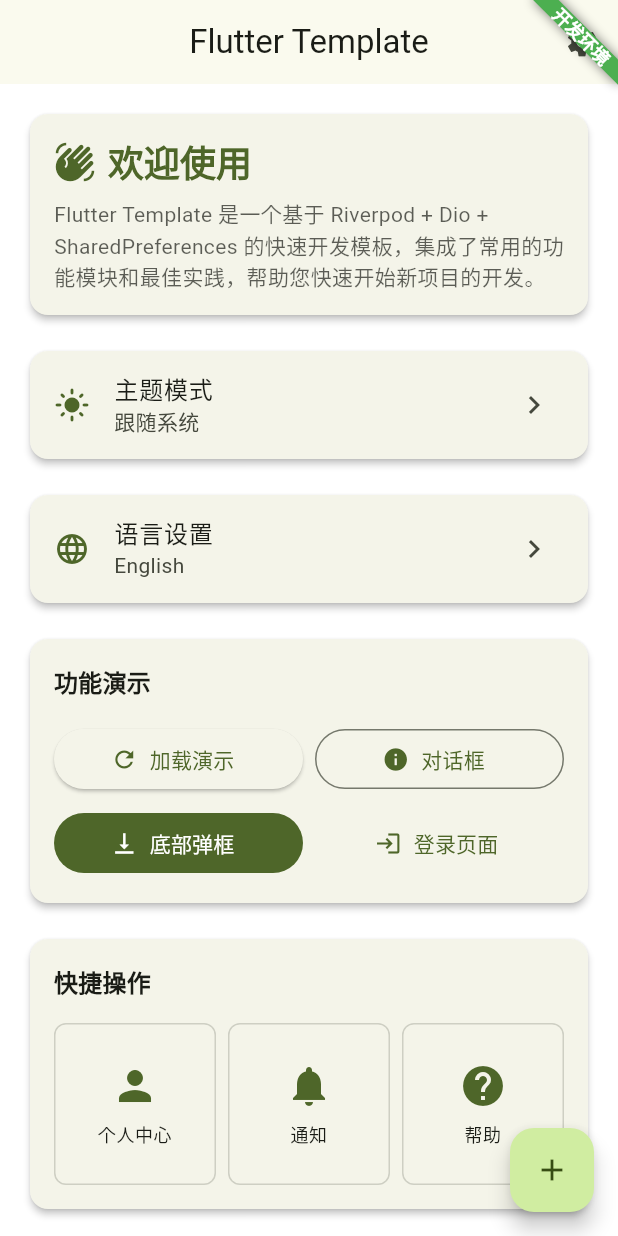
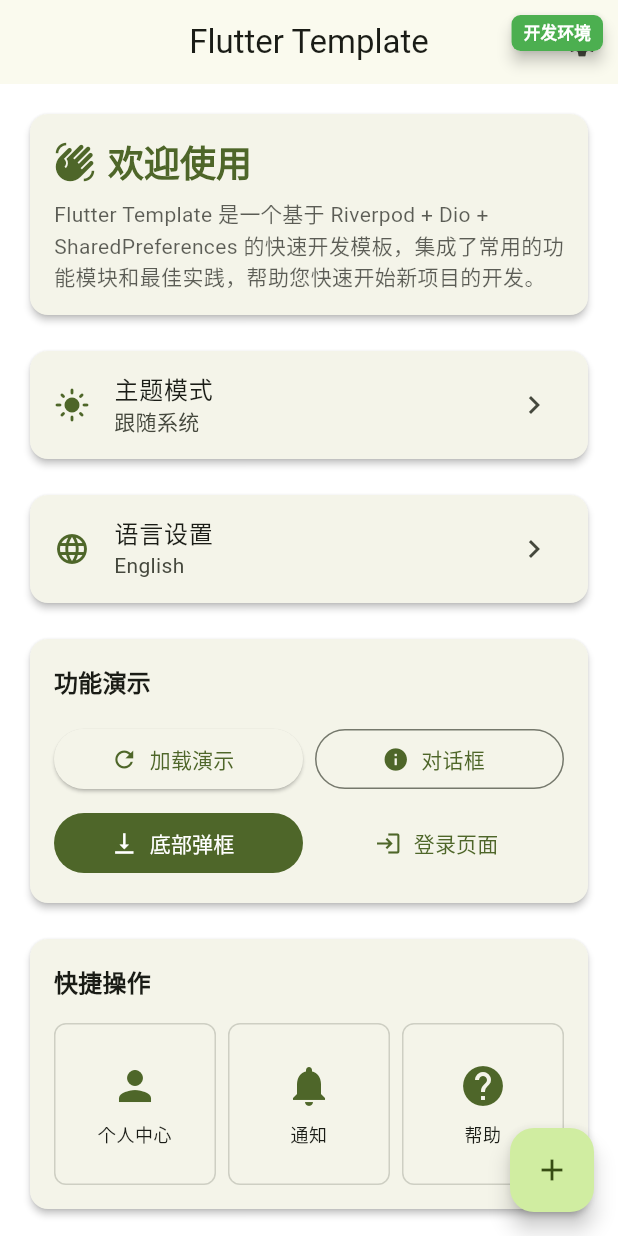
Before and after one commit to throneoftheGame/flutter_template_riverpod, a Flutter app: the screen it shows after launch, on a phone screen of 412 x 824 dp. Run offline on Flutter 3.47's test engine with Material 3 defaults, Android fonts, the phone set to English and light mode, and no system bars; our stand-ins replace dio, flutter_riverpod, flutter_spinkit, shared_preferences, talker_flutter; missing offline and left inert: talker_dio_logger.

Commit message:
feat: Improve EnvironmentBanner with better positioning
- Replace Flutter's Banner widget with custom Stack-based implementation
- Add multiple positioning styles (topRight, topLeft, bottomRight)
- Use Material elevation for better visual hierarchy
- Consider status bar height for proper positioning
- Add IgnorePointer to prevent interaction interference
- Remove debug prints and clean up code

The environment banner now displays properly without being hidden by other widgets.

```diff
--- a/lib/shared/widgets/environment_banner.dart
+++ b/lib/shared/widgets/environment_banner.dart
@@ -8,9 +8,16 @@ class EnvironmentBanner extends StatelessWidget {
   const EnvironmentBanner({
     super.key,
     required this.child,
+    this.style = EnvironmentBannerStyle.topRight,
   });
 
   final Widget child;
+  final EnvironmentBannerStyle style;
+
+  /// 环境横幅样式
+  static const topRight = EnvironmentBannerStyle.topRight;
+  static const topLeft = EnvironmentBannerStyle.topLeft;
+  static const bottomRight = EnvironmentBannerStyle.bottomRight;
 
   @override
   Widget build(BuildContext context) {
@@ -19,17 +26,91 @@ class EnvironmentBanner extends StatelessWidget {
       return child;
     }
 
-    return Banner(
-      message: AppConfig.instance.environment.displayName,
-      location: BannerLocation.topEnd,
-      color: _getBannerColor(),
-      textStyle: const TextStyle(
-        fontSize: 12,
-        fontWeight: FontWeight.bold,
-        color: Colors.white,
+    // 使用 Stack 来确保环境标识不被遮挡
+    return Stack(
+      children: [
+        child,
+        // 环境标识横幅
+        _buildEnvironmentTag(context),
+      ],
+    );
+  }
+
+  /// 构建环境标签
+  Widget _buildEnvironmentTag(BuildContext context) {
+    final statusBarHeight = MediaQuery.of(context).padding.top;
+
+    return Positioned(
+      top: _getTopPosition(statusBarHeight),
+      left: _getLeftPosition(),
+      right: _getRightPosition(),
+      bottom: _getBottomPosition(),
+      child: IgnorePointer(
+        child: Material(
+          elevation: 4,
+          borderRadius: BorderRadius.circular(6),
+          child: Container(
+            padding: const EdgeInsets.symmetric(horizontal: 8, vertical: 4),
+            decoration: BoxDecoration(
+              color: _getBannerColor(),
+              borderRadius: BorderRadius.circular(6),
+            ),
+            child: Text(
+              AppConfig.instance.environment.displayName,
+              style: const TextStyle(
+                fontSize: 11,
+                fontWeight: FontWeight.bold,
+                color: Colors.white,
+              ),
+            ),
+          ),
+        ),
       ),
-      child: child,
     );
+  }
+
+  /// 获取顶部位置
+  double? _getTopPosition(double statusBarHeight) {
+    switch (style) {
+      case EnvironmentBannerStyle.topRight:
+      case EnvironmentBannerStyle.topLeft:
+        return statusBarHeight + 10;
+      case EnvironmentBannerStyle.bottomRight:
+        return null;
+    }
+  }
+
+  /// 获取左侧位置
+  double? _getLeftPosition() {
+    switch (style) {
+      case EnvironmentBannerStyle.topLeft:
+        return 10;
+      case EnvironmentBannerStyle.topRight:
+      case EnvironmentBannerStyle.bottomRight:
+        return null;
+    }
+  }
+
+  /// 获取右侧位置
+  double? _getRightPosition() {
+    switch (style) {
+      case EnvironmentBannerStyle.topRight:
+      case EnvironmentBannerStyle.bottomRight:
+        return 10;
+      case EnvironmentBannerStyle.topLeft:
+        return null;
+    }
+  }
+
+  /// 获取底部位置
+  double? _getBottomPosition() {
+    switch (style) {
+      case EnvironmentBannerStyle.bottomRight:
+        return 100; // 避免与FAB冲突
+      case EnvironmentBannerStyle.topRight:
+      case EnvironmentBannerStyle.topLeft:
+        return null;
+    }
   }
 
   /// 根据环境获取横幅颜色
@@ -61,10 +142,7 @@ class EnvironmentInfoCard extends StatelessWidget {
           children: [
             Row(
               children: [
-                Icon(
-                  Icons.info_outline,
-                  color: _getEnvironmentColor(),
-                ),
+                Icon(Icons.info_outline, color: _getEnvironmentColor()),
                 const SizedBox(width: 8),
                 Text(
                   '环境信息',
@@ -93,7 +171,10 @@ class EnvironmentInfoCard extends StatelessWidget {
               ),
               const SizedBox(height: 8),
               _buildInfoRow('性能叠加层', config.showPerformanceOverlay ? '是' : '否'),
-              _buildInfoRow('调试横幅', config.debugShowCheckedModeBanner ? '是' : '否'),
+              _buildInfoRow(
+                '调试横幅',
+                config.debugShowCheckedModeBanner ? '是' : '否',
+              ),
             ],
           ],
         ),
@@ -111,19 +192,13 @@ class EnvironmentInfoCard extends StatelessWidget {
             width: 80,
             child: Text(
               '$label:',
-              style: const TextStyle(
-                fontWeight: FontWeight.w500,
-                fontSize: 13,
-              ),
+              style: const TextStyle(fontWeight: FontWeight.w500, fontSize: 13),
             ),
           ),
           Expanded(
             child: Text(
               value,
-              style: const TextStyle(
-                fontSize: 13,
-                color: Colors.grey,
-              ),
+              style: const TextStyle(fontSize: 13, color: Colors.grey),
             ),
           ),
         ],
@@ -167,11 +242,9 @@ class EnvironmentSwitchDialog extends StatelessWidget {
             Navigator.of(context).pop();
             // 这里可以添加环境切换逻辑
             // 实际项目中可能需要重启应用或显示提示
-            ScaffoldMessenger.of(context).showSnackBar(
-              const SnackBar(
-                content: Text('环境切换功能需要配合构建脚本使用'),
-              ),
-            );
+            ScaffoldMessenger.of(
+              context,
+            ).showSnackBar(const SnackBar(content: Text('环境切换功能需要配合构建脚本使用')));
           },
           child: const Text('确定'),
         ),
@@ -195,9 +268,7 @@ class QuickEnvironmentInfo extends StatelessWidget {
       decoration: BoxDecoration(
         color: _getEnvironmentColor().withOpacity(0.1),
         borderRadius: BorderRadius.circular(12),
-        border: Border.all(
-          color: _getEnvironmentColor().withOpacity(0.3),
-        ),
+        border: Border.all(color: _getEnvironmentColor().withOpacity(0.3)),
       ),
       child: Text(
         AppConfig.instance.environment.displayName,
@@ -221,3 +292,13 @@ class QuickEnvironmentInfo extends StatelessWidget {
     }
   }
 }
+
+/// 环境横幅样式枚举
+enum EnvironmentBannerStyle {
+  /// 右上角
+  topRight,
+  /// 左上角
+  topLeft,
+  /// 右下角
+  bottomRight,
+}
```
